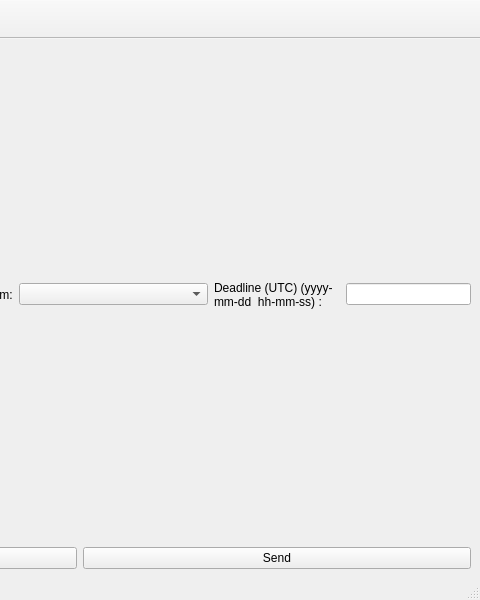
Before: the Qt Designer form Client/Client/sendassignmentwindow.ui in Oleksii-Adamov/OOP-4sem-project, drawn with Qt 5; both pictures show x 320 to 800 and y 0 to 600 of the 800 by 600 pixel window.
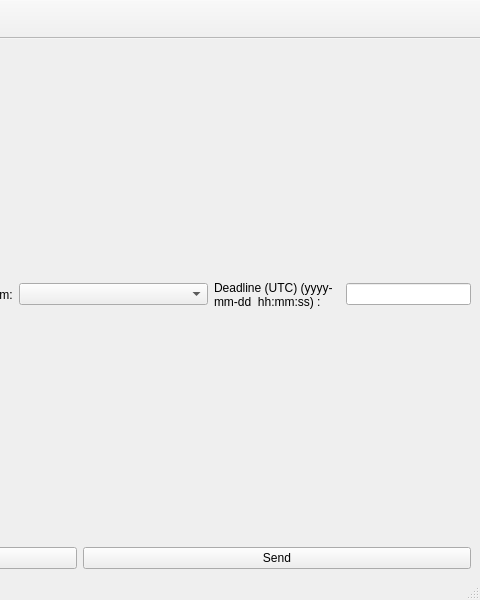
After: the same form once the commit is applied.

What changed in the file:
```diff
--- a/Client/Client/sendassignmentwindow.ui
+++ b/Client/Client/sendassignmentwindow.ui
@@ -68,7 +68,7 @@
            </sizepolicy>
           </property>
           <property name="text">
-           <string>Deadline (UTC) (yyyy-mm-dd  hh-mm-ss) :</string>
+           <string>Deadline (UTC) (yyyy-mm-dd  hh:mm:ss) :</string>
           </property>
           <property name="wordWrap">
            <bool>true</bool>
```
